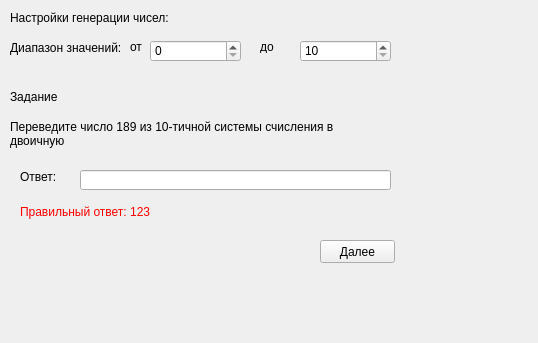
First picture: the form in modetestingwidget.ui, repository kafka1408me/NumberSystems, before the edit.
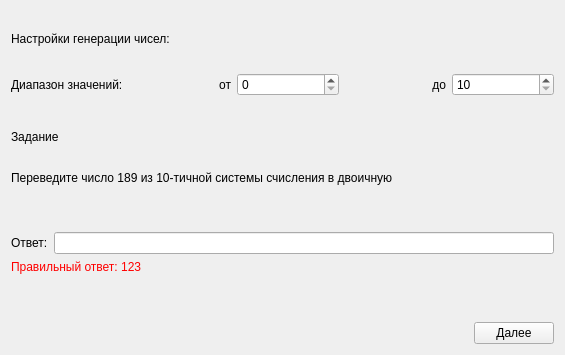
Second picture: the form after the edit.

```diff
--- a/modetestingwidget.ui
+++ b/modetestingwidget.ui
@@ -6,74 +6,59 @@
    <rect>
     <x>0</x>
     <y>0</y>
-    <width>538</width>
-    <height>343</height>
+    <width>565</width>
+    <height>355</height>
    </rect>
   </property>
   <property name="windowTitle">
    <string>Form</string>
   </property>
+  <layout class="QGridLayout" name="gridLayout">
+   <item row="0" column="0" colspan="2">
   <widget class="QLabel" name="label">
-   <property name="geometry">
-    <rect>
-     <x>10</x>
-     <y>10</y>
-     <width>301</width>
-     <height>16</height>
-    </rect>
-   </property>
    <property name="text">
     <string>Настройки генерации чисел:</string>
    </property>
   </widget>
+   </item>
+   <item row="1" column="0" colspan="2">
+    <layout class="QHBoxLayout" name="horizontalLayout">
+     <item>
   <widget class="QLabel" name="label_2">
-   <property name="geometry">
-    <rect>
-     <x>10</x>
-     <y>40</y>
-     <width>111</width>
-     <height>16</height>
-    </rect>
-   </property>
    <property name="text">
     <string>Диапазон значений:</string>
    </property>
   </widget>
+     </item>
+     <item>
+      <widget class="QLabel" name="label_3">
+       <property name="text">
+        <string>от</string>
+       </property>
+       <property name="alignment">
+        <set>Qt::AlignRight|Qt::AlignTrailing|Qt::AlignVCenter</set>
+       </property>
+      </widget>
+     </item>
+     <item>
   <widget class="QSpinBox" name="minNumSpinBox">
-   <property name="geometry">
-    <rect>
-     <x>150</x>
-     <y>40</y>
-     <width>91</width>
-     <height>22</height>
-    </rect>
-   </property>
    <property name="suffix">
     <string/>
    </property>
   </widget>
-  <widget class="QLabel" name="label_3">
-   <property name="geometry">
-    <rect>
-     <x>130</x>
-     <y>40</y>
-     <width>47</width>
-     <height>13</height>
-    </rect>
-   </property>
+     </item>
+     <item>
+      <widget class="QLabel" name="label_4">
    <property name="text">
-    <string>от</string>
-   </property>
-  </widget>
+        <string>до</string>
+       </property>
+       <property name="alignment">
+        <set>Qt::AlignRight|Qt::AlignTrailing|Qt::AlignVCenter</set>
+       </property>
+      </widget>
+     </item>
+     <item>
   <widget class="QSpinBox" name="maxNumSpinBox">
-   <property name="geometry">
-    <rect>
-     <x>300</x>
-     <y>40</y>
-     <width>91</width>
-     <height>22</height>
-    </rect>
-   </property>
    <property name="minimum">
     <number>10</number>
    </property>
@@ -81,54 +66,31 @@
     <number>100000</number>
    </property>
   </widget>
-  <widget class="QLabel" name="label_4">
-   <property name="geometry">
-    <rect>
-     <x>260</x>
-     <y>40</y>
-     <width>47</width>
-     <height>13</height>
-    </rect>
-   </property>
-   <property name="text">
-    <string>до</string>
-   </property>
-  </widget>
+     </item>
+    </layout>
+   </item>
+   <item row="2" column="0" colspan="2">
   <widget class="QWidget" name="widget" native="true">
-   <property name="geometry">
-    <rect>
-     <x>10</x>
-     <y>80</y>
-     <width>511</width>
+     <property name="maximumSize">
+      <size>
+       <width>16777215</width>
      <height>1</height>
-    </rect>
+      </size>
    </property>
    <property name="styleSheet">
     <string notr="true">background-color:&quot; black&quot;;</string>
    </property>
   </widget>
+   </item>
+   <item row="3" column="0" colspan="2">
   <widget class="QLabel" name="label_5">
-   <property name="geometry">
-    <rect>
-     <x>10</x>
-     <y>90</y>
-     <width>47</width>
-     <height>13</height>
-    </rect>
-   </property>
    <property name="text">
     <string>Задание</string>
    </property>
   </widget>
+   </item>
+   <item row="4" column="0" colspan="2">
   <widget class="QLabel" name="taskLbl">
-   <property name="geometry">
-    <rect>
-     <x>10</x>
-     <y>120</y>
-     <width>381</width>
-     <height>41</height>
-    </rect>
-   </property>
    <property name="text">
     <string>Переведите число 189 из 10-тичной системы счисления в двоичную</string>
    </property>
@@ -139,61 +101,55 @@
     <bool>true</bool>
    </property>
   </widget>
+   </item>
+   <item row="5" column="0" colspan="2">
+    <layout class="QHBoxLayout" name="horizontalLayout_2">
+     <item>
   <widget class="QLabel" name="label_7">
-   <property name="geometry">
-    <rect>
-     <x>20</x>
-     <y>170</y>
-     <width>47</width>
-     <height>13</height>
-    </rect>
-   </property>
    <property name="text">
     <string>Ответ:</string>
    </property>
   </widget>
-  <widget class="QLineEdit" name="numberLineEdit">
-   <property name="geometry">
-    <rect>
-     <x>80</x>
-     <y>170</y>
-     <width>311</width>
+     </item>
+     <item>
+      <widget class="QLineEdit" name="numberLineEdit"/>
+     </item>
+    </layout>
+   </item>
+   <item row="6" column="0" colspan="2">
+    <widget class="QLabel" name="resultLbl">
+     <property name="text">
+      <string>&lt;font color=&quot;red&quot;&gt;Правильный ответ: 123&lt;/font&gt;</string>
+     </property>
+     <property name="alignment">
+      <set>Qt::AlignLeading|Qt::AlignLeft|Qt::AlignTop</set>
+     </property>
+     <property name="wordWrap">
+      <bool>true</bool>
+     </property>
+    </widget>
+   </item>
+   <item row="7" column="0">
+    <spacer name="horizontalSpacer">
+     <property name="orientation">
+      <enum>Qt::Horizontal</enum>
+     </property>
+     <property name="sizeHint" stdset="0">
+      <size>
+       <width>463</width>
      <height>20</height>
-    </rect>
-   </property>
-  </widget>
+      </size>
+     </property>
+    </spacer>
+   </item>
+   <item row="7" column="1">
   <widget class="QPushButton" name="nextBtn">
-   <property name="geometry">
-    <rect>
-     <x>320</x>
-     <y>240</y>
-     <width>75</width>
-     <height>23</height>
-    </rect>
-   </property>
    <property name="text">
     <string>Далее</string>
    </property>
   </widget>
-  <widget class="QLabel" name="resultLbl">
-   <property name="geometry">
-    <rect>
-     <x>20</x>
-     <y>205</y>
-     <width>371</width>
-     <height>31</height>
-    </rect>
-   </property>
-   <property name="text">
-    <string>&lt;font color=&quot;red&quot;&gt;Правильный ответ: 123&lt;/font&gt;</string>
-   </property>
-   <property name="alignment">
-    <set>Qt::AlignLeading|Qt::AlignLeft|Qt::AlignTop</set>
-   </property>
-   <property name="wordWrap">
-    <bool>true</bool>
-   </property>
-  </widget>
+   </item>
+  </layout>
  </widget>
  <resources/>
  <connections/>
```
Lines whose indentation alone changed are shown as unchanged.
